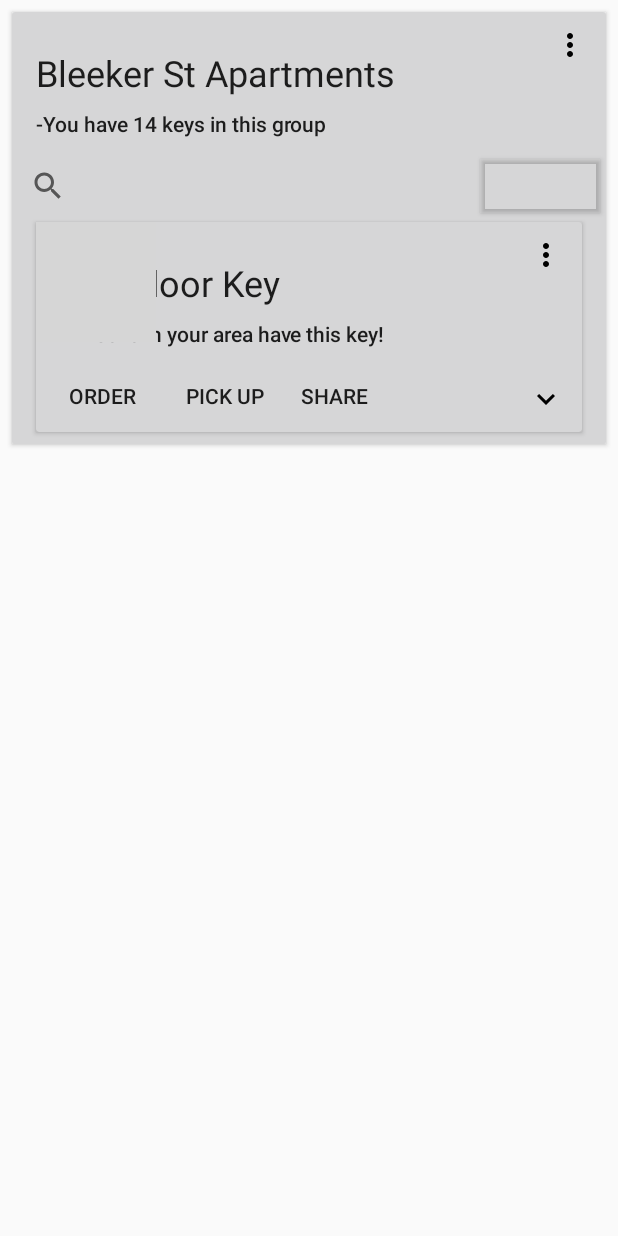
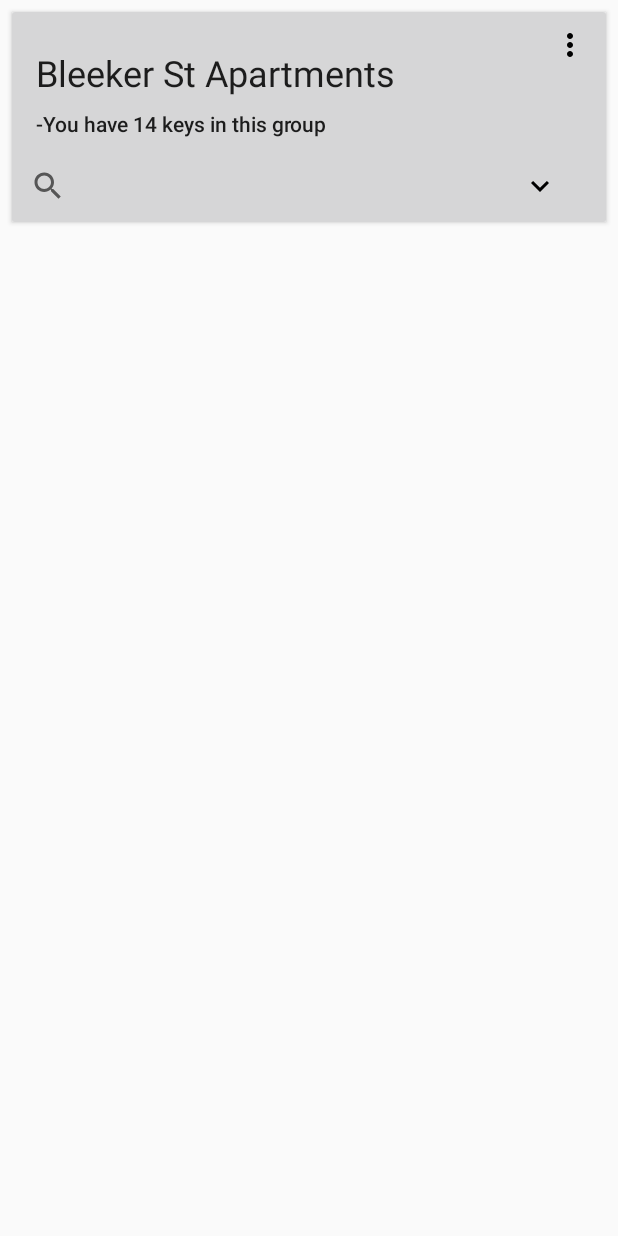
Before and after one commit to apMadden/NewUITest2, an Android app: the layout card_key_group.xml on its own in the app's theme, with its tools: preview values and no code run, on a phone screen of 412 x 824 dp. Run offline under Robolectric (Android 15) with nearby library versions, the phone set to English and light mode, and no system bars; grey boxes are pictures that could not be loaded.

Commit message:
Second commit looks kinda better

```diff
--- a/app/src/main/java/me/key/android2/keychain/KeyChainViewModelInterface.java
+++ b/app/src/main/java/me/key/android2/keychain/KeyChainViewModelInterface.java
@@ -8,4 +8,5 @@ import android.view.View;
 
 public interface KeyChainViewModelInterface {
     void handleLoginButtonPressed(View v);
+    void expandButtonPressed(View v);
 }
--- a/app/src/main/res/layout/card_key_group.xml
+++ b/app/src/main/res/layout/card_key_group.xml
@@ -13,7 +13,7 @@
         style="@style/KeySingleCardItem"
         android:layout_width="match_parent"
         android:layout_height="wrap_content"
-        app:cardBackgroundColor="@color/material_yellow_900">
+        app:cardBackgroundColor="@color/material_blue_900">
 
         <LinearLayout
             android:layout_width="match_parent"
@@ -25,12 +25,14 @@
                 android:layout_width="match_parent"
                 android:layout_height="wrap_content">
 
-                <Button
+                <ImageButton
                     android:id="@+id/btn_keychain_key_group_expand"
+                    style="@style/Widget.AppCompat.Button.Borderless"
                     android:layout_width="wrap_content"
                     android:layout_height="wrap_content"
                     android:layout_gravity="end|bottom"
-                    android:backgroundTint="@android:color/transparent"
+                    android:textColorLink="@color/bg_bottom"
+                    android:onClick="expandButtonPressed"
                     app:srcCompat="@drawable/ic_expand_more_black_24dp" />
 
                 <ImageButton
@@ -76,9 +78,11 @@
 
                     <SearchView
                         android:layout_width="match_parent"
-                        android:layout_height="match_parent"/>
+                        android:layout_height="match_parent"
+                        android:paddingEnd="84dp" />
 
                 </LinearLayout>
+
             </FrameLayout>
 
             <android.support.v7.widget.CardView
@@ -86,8 +90,8 @@
                 style="@style/KeyGroupDropdownCardItem"
                 android:layout_width="match_parent"
                 android:layout_height="wrap_content"
-                android:visibility="visible"
-                app:cardBackgroundColor="@color/material_yellow_900">
+                android:visibility="gone"
+                app:cardBackgroundColor="@color/material_teal_700">
 
                 <ImageView
                     android:id="@+id/iv_keychain_single_key"
--- a/app/src/main/res/layout/card_login.xml
+++ b/app/src/main/res/layout/card_login.xml
@@ -92,11 +92,10 @@
 
                     <Button
                         android:id="@+id/btn_login_log_in"
-                        style="@style/Widget.AppCompat.Button.Colored"
+                        style="@style/Widget.AppCompat.Button.Borderless"
                         android:layout_width="wrap_content"
                         android:layout_height="wrap_content"
                         android:layout_gravity="end|bottom"
-                        android:background="@color/light_orange"
                         android:text="Log In" />
                 </FrameLayout>
 
@@ -113,7 +112,7 @@
                     android:padding="8dp"
                     android:layout_height="wrap_content"
                     android:text="Login with facebook too lol"
-                    android:background="@color/material_blue_800"
+                    android:background="@color/material_yellow_900"
                     android:layout_gravity="center" />
             </LinearLayout>
         </FrameLayout>
--- a/app/src/main/res/layout/card_promo.xml
+++ b/app/src/main/res/layout/card_promo.xml
@@ -19,6 +19,6 @@
             android:layout_height="150dp"
             android:layout_gravity="center"
             android:gravity="center"
-            android:text="HELLO" />
+            android:text="PUT ROTATING PROMOTIONS HERE TO LORE PEOPLE INTO BUYING STUFF" />
     </android.support.v7.widget.CardView>
 </layout>
```
Also changed, not shown: app/src/main/java/me/key/android2/MainActivity.java (+6 -1 lines), app/src/main/java/me/key/android2/keychain/KeyChainRecyclerAdapter.java (+0 -9 lines), app/src/main/java/me/key/android2/keychain/viewmodels/KeyGroupCardViewModel.java (+8 -3 lines).
